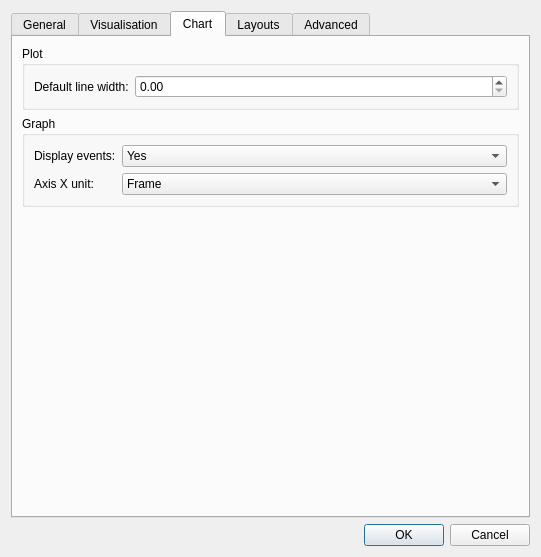
Old version of the form Tools/Mokka/Preferences.ui in the repository Biomechanical-ToolKit/BTKCore.
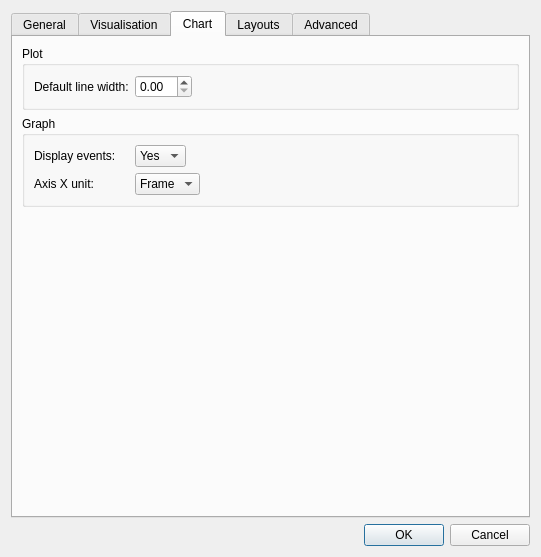
New version of the form. The open tabs and pages were chosen to show the change. Custom widgets are drawn as their Qt base class.

Commit message: [FIX] Mokka: Compilation error for the preferences under Windows.

The edit to the form file:
```diff
--- a/Tools/Mokka/Preferences.ui
+++ b/Tools/Mokka/Preferences.ui
@@ -505,6 +505,9 @@
           <string>Plot</string>
          </property>
          <layout class="QFormLayout" name="formLayout_4">
+          <property name="fieldGrowthPolicy">
+           <enum>QFormLayout::FieldsStayAtSizeHint</enum>
+          </property>
           <item row="0" column="0">
            <widget class="QLabel" name="label_24">
             <property name="text">
@@ -528,10 +531,13 @@
           <string>Graph</string>
          </property>
          <layout class="QFormLayout" name="formLayout_5">
+          <property name="fieldGrowthPolicy">
+           <enum>QFormLayout::FieldsStayAtSizeHint</enum>
+          </property>
           <item row="0" column="0">
            <widget class="QLabel" name="label_26">
             <property name="text">
-             <string>Display events:</string>
+             <string>Display events:    </string>
             </property>
            </widget>
           </item>
```
Left out of the diff: 2 changed lines with no effect on the pictures. The commit also changes 1 other file.
